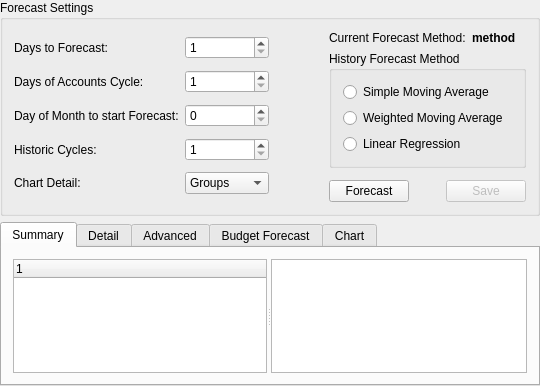
First picture: the form in kmymoney/views/kforecastviewdecl.ui, repository KDE/kmymoney, before the edit.
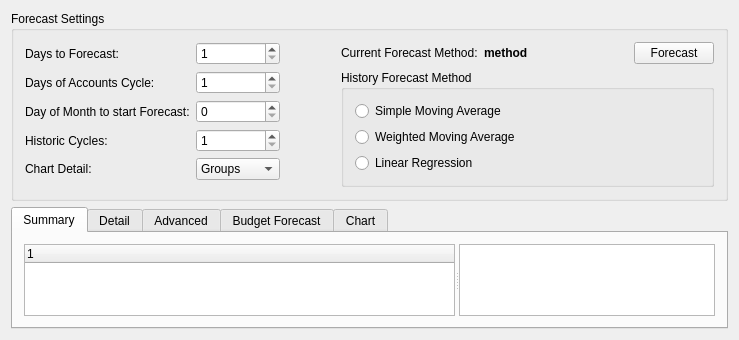
Second picture: the form after the edit. Custom widgets are drawn as their Qt base class.

Commit message: BUG: 256769 Improve the layout of the budgets and forecast views for a better vertical space usage. The only thing that was preventing the usage of KMyMoney on 1024x600 was the settings dialog which is fixed by this commit. For the status and tool bar reported for this bug they can be shown if the KMyMoney header is hidden using the settings. So a user with 1024x600 can hide one of the following 3 items to make KMyMoney fit into 600 pixels in height: - the title widget - the tool bar - the status bar Merged into the stable branch.

Diff of the .ui file:
```diff
--- a/kmymoney/views/kforecastviewdecl.ui
+++ b/kmymoney/views/kforecastviewdecl.ui
@@ -6,22 +6,25 @@
    <rect>
     <x>0</x>
     <y>0</y>
-    <width>540</width>
-    <height>386</height>
+    <width>739</width>
+    <height>294</height>
    </rect>
   </property>
-  <layout class="QVBoxLayout">
-   <property name="margin">
-    <number>0</number>
-   </property>
+  <layout class="QVBoxLayout" name="verticalLayout">
    <item>
     <widget class="QGroupBox" name="groupBox3">
      <property name="title">
       <string>Forecast Settings</string>
      </property>
-     <layout class="QHBoxLayout">
+     <layout class="QHBoxLayout" name="horizontalLayout_3">
       <item>
-       <layout class="QGridLayout">
+       <layout class="QFormLayout" name="formLayout">
+        <property name="fieldGrowthPolicy">
+         <enum>QFormLayout::AllNonFixedFieldsGrow</enum>
+        </property>
+        <property name="labelAlignment">
+         <set>Qt::AlignLeading|Qt::AlignLeft|Qt::AlignVCenter</set>
+        </property>
         <item row="0" column="0">
          <widget class="QLabel" name="textLabel1">
           <property name="sizePolicy">
@@ -40,6 +43,12 @@
         </item>
         <item row="0" column="1">
          <widget class="QSpinBox" name="m_forecastDays">
+          <property name="sizePolicy">
+           <sizepolicy hsizetype="Minimum" vsizetype="Fixed">
+            <horstretch>0</horstretch>
+            <verstretch>0</verstretch>
+           </sizepolicy>
+          </property>
           <property name="minimum">
            <number>1</number>
           </property>
@@ -92,6 +101,12 @@
         </item>
         <item row="2" column="1">
          <widget class="QSpinBox" name="m_beginDay">
+          <property name="sizePolicy">
+           <sizepolicy hsizetype="Minimum" vsizetype="Fixed">
+            <horstretch>0</horstretch>
+            <verstretch>0</verstretch>
+           </sizepolicy>
+          </property>
           <property name="minimum">
            <number>0</number>
           </property>
@@ -112,6 +127,12 @@
         </item>
         <item row="3" column="1">
          <widget class="QSpinBox" name="m_forecastCycles">
+          <property name="sizePolicy">
+           <sizepolicy hsizetype="Minimum" vsizetype="Fixed">
+            <horstretch>0</horstretch>
+            <verstretch>0</verstretch>
+           </sizepolicy>
+          </property>
           <property name="minimum">
            <number>1</number>
           </property>
@@ -163,27 +184,22 @@
        </layout>
       </item>
       <item>
-       <spacer name="spacer23">
+       <spacer name="horizontalSpacer">
         <property name="orientation">
          <enum>Qt::Horizontal</enum>
         </property>
-        <property name="sizeType">
-         <enum>QSizePolicy::Expanding</enum>
-        </property>
         <property name="sizeHint" stdset="0">
          <size>
-          <width>16</width>
-          <height>31</height>
+          <width>62</width>
+          <height>20</height>
          </size>
         </property>
        </spacer>
       </item>
       <item>
-       <layout class="QVBoxLayout">
+       <layout class="QVBoxLayout" name="verticalLayout_2">
         <item>
-         <layout class="QVBoxLayout">
-          <item>
-           <layout class="QHBoxLayout">
+         <layout class="QHBoxLayout" name="horizontalLayout_2">
             <item>
              <widget class="QLabel" name="textLabel2">
               <property name="sizePolicy">
@@ -222,6 +238,29 @@
               </property>
              </widget>
             </item>
+          <item>
+           <spacer name="spacer22">
+            <property name="orientation">
+             <enum>Qt::Horizontal</enum>
+            </property>
+            <property name="sizeType">
+             <enum>QSizePolicy::Minimum</enum>
+            </property>
+            <property name="sizeHint" stdset="0">
+             <size>
+              <width>100</width>
+              <height>21</height>
+             </size>
+            </property>
+           </spacer>
+          </item>
+          <item>
+           <widget class="KPushButton" name="m_forecastButton">
+            <property name="text">
+             <string>Forecast</string>
+            </property>
+           </widget>
+          </item>
            </layout>
           </item>
           <item>
@@ -265,61 +304,6 @@
           </item>
          </layout>
         </item>
-        <item>
-         <spacer name="spacer7">
-          <property name="orientation">
-           <enum>Qt::Vertical</enum>
-          </property>
-          <property name="sizeType">
-           <enum>QSizePolicy::Expanding</enum>
-          </property>
-          <property name="sizeHint" stdset="0">
-           <size>
-            <width>21</width>
-            <height>6</height>
-           </size>
-          </property>
-         </spacer>
-        </item>
-        <item>
-         <layout class="QHBoxLayout">
-          <item>
-           <widget class="KPushButton" name="m_forecastButton">
-            <property name="text">
-             <string>Forecast</string>
-            </property>
-           </widget>
-          </item>
-          <item>
-           <spacer name="spacer22">
-            <property name="orientation">
-             <enum>Qt::Horizontal</enum>
-            </property>
-            <property name="sizeType">
-             <enum>QSizePolicy::Expanding</enum>
-            </property>
-            <property name="sizeHint" stdset="0">
-             <size>
-              <width>31</width>
-              <height>21</height>
-             </size>
-            </property>
-           </spacer>
-          </item>
-          <item>
-           <widget class="KPushButton" name="m_saveButton">
-            <property name="enabled">
-             <bool>false</bool>
-            </property>
-            <property name="text">
-             <string>Save</string>
-            </property>
-           </widget>
-          </item>
-         </layout>
-        </item>
-       </layout>
-      </item>
      </layout>
     </widget>
    </item>
@@ -339,9 +323,6 @@
        <string>Summary</string>
       </attribute>
       <layout class="QHBoxLayout" name="horizontalLayout">
-       <item>
-        <layout class="QHBoxLayout"/>
-       </item>
        <item>
         <widget class="QSplitter" name="splitter">
          <property name="orientation">
```
Lines whose indentation alone changed are shown as unchanged. The commit also changes 2 other files.
